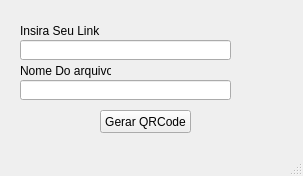
First picture: the form in geradorQR.ui, repository HenriqueCSSilva/GeradorQrCode, before the edit.
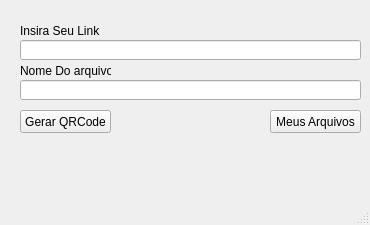
Second picture: the form after the edit. Icons and pictures are not drawn.

```diff
--- a/geradorQR.ui
+++ b/geradorQR.ui
@@ -6,8 +6,8 @@
    <rect>
     <x>0</x>
     <y>0</y>
-    <width>303</width>
-    <height>176</height>
+    <width>370</width>
+    <height>225</height>
    </rect>
   </property>
   <property name="windowTitle">
@@ -17,7 +17,7 @@
    <widget class="QPushButton" name="btn_gera">
     <property name="geometry">
      <rect>
-      <x>100</x>
+      <x>20</x>
       <y>110</y>
       <width>91</width>
       <height>23</height>
@@ -27,28 +27,6 @@
      <string>Gerar QRCode</string>
     </property>
    </widget>
-   <widget class="QLabel" name="label_2">
-    <property name="geometry">
-     <rect>
-      <x>230</x>
-      <y>40</y>
-      <width>71</width>
-      <height>71</height>
-     </rect>
-    </property>
-    <property name="text">
-     <string/>
-    </property>
-    <property name="pixmap">
-     <pixmap>IMG_20210126_180939_441-removebg-preview.png</pixmap>
-    </property>
-    <property name="scaledContents">
-     <bool>true</bool>
-    </property>
-    <property name="wordWrap">
-     <bool>false</bool>
-    </property>
-   </widget>
    <widget class="QLabel" name="label">
     <property name="geometry">
      <rect>
@@ -67,7 +45,7 @@
      <rect>
       <x>20</x>
       <y>40</y>
-      <width>211</width>
+      <width>341</width>
       <height>20</height>
      </rect>
     </property>
@@ -77,7 +55,7 @@
      <rect>
       <x>20</x>
       <y>80</y>
-      <width>211</width>
+      <width>341</width>
       <height>20</height>
      </rect>
     </property>
@@ -95,6 +73,19 @@
      <string>Nome Do arquivo</string>
     </property>
    </widget>
+   <widget class="QPushButton" name="btn_myFiles">
+    <property name="geometry">
+     <rect>
+      <x>270</x>
+      <y>110</y>
+      <width>91</width>
+      <height>23</height>
+     </rect>
+    </property>
+    <property name="text">
+     <string>Meus Arquivos</string>
+    </property>
+   </widget>
   </widget>
   <widget class="QMenuBar" name="menubar">
    <property name="geometry">
```
Left out of the diff: 4 changed lines with no effect on the pictures.
